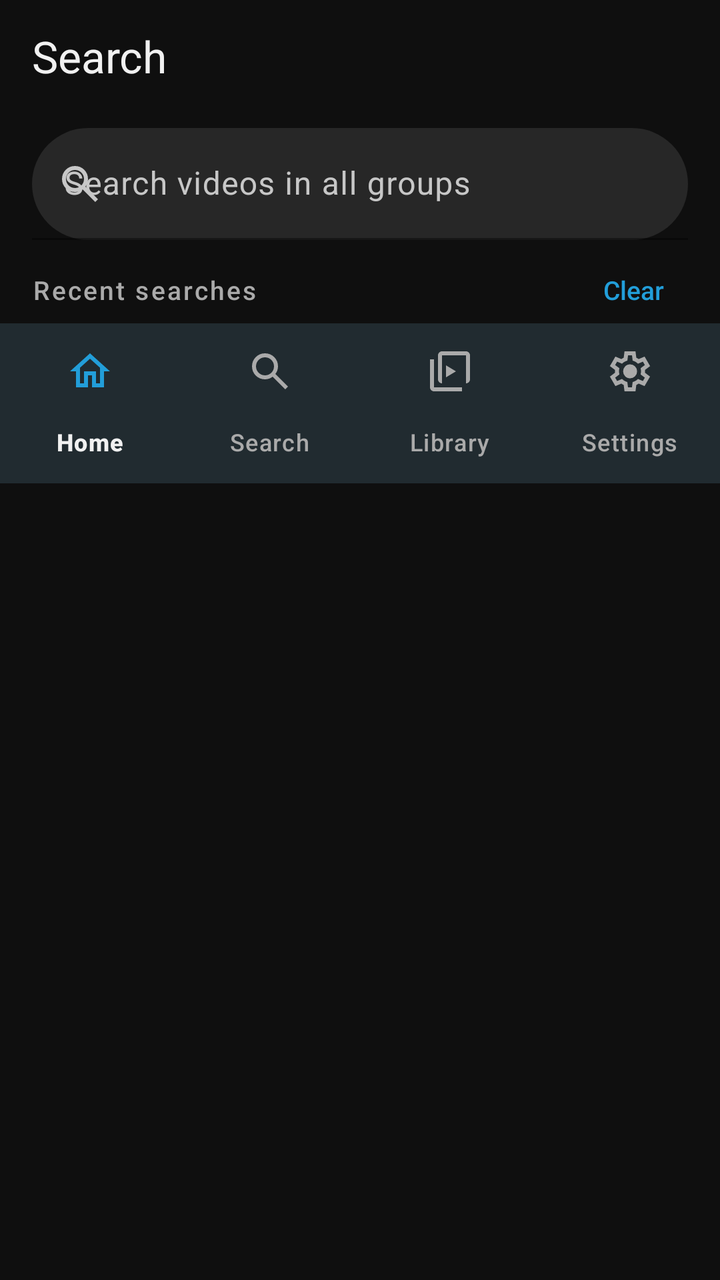
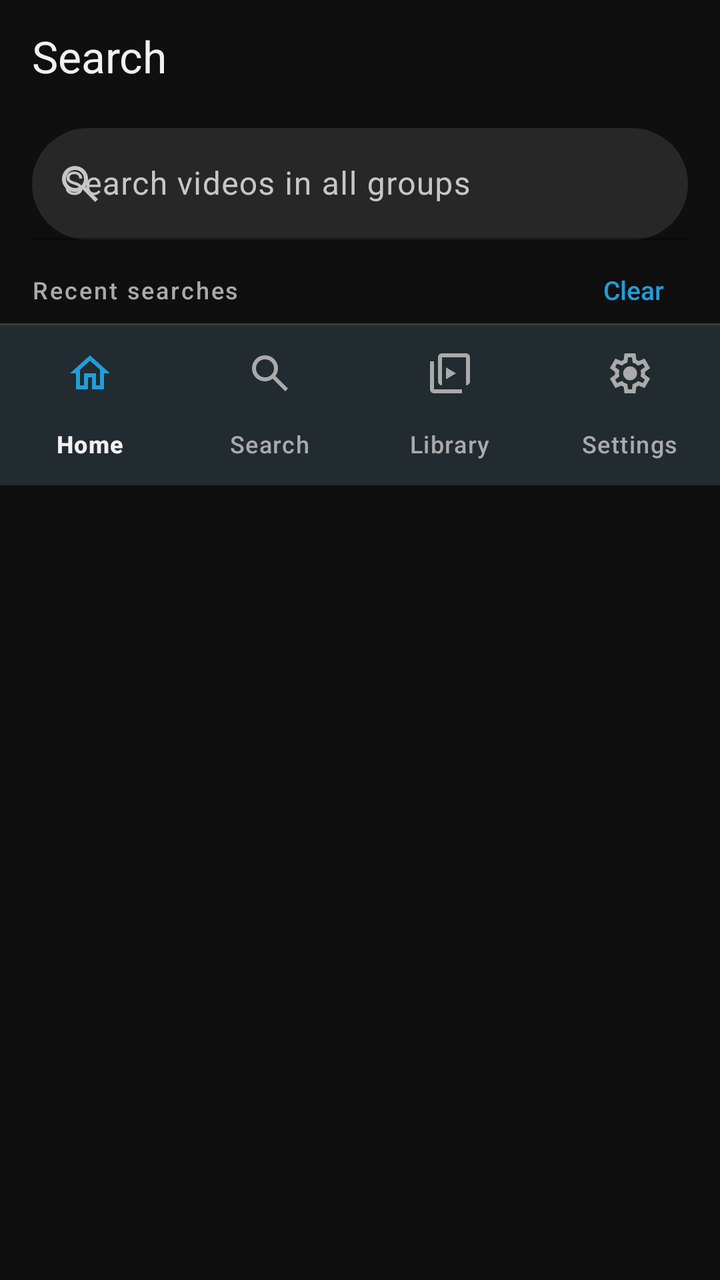

Before-and-after screenshots of an Android layout around one commit, followed by the original layout XML and the change that was made.
<!-- AndroidManifest.xml: application theme Theme.NobiStream -->
<!-- res/layout/activity_search.xml -->
<?xml version="1.0" encoding="utf-8"?>
<LinearLayout xmlns:android="http://schemas.android.com/apk/res/android"
    xmlns:app="http://schemas.android.com/apk/res-auto"
    android:layout_width="match_parent"
    android:layout_height="match_parent"
    android:fitsSystemWindows="true"
    android:orientation="vertical">

    
    <com.google.android.material.appbar.MaterialToolbar
        android:id="@+id/toolbar"
        android:layout_width="match_parent"
        android:layout_height="@dimen/toolbar_height"
        android:background="@color/background"
        app:title="@string/search_title"
        app:titleTextColor="@color/text_primary" />

    <LinearLayout
        android:layout_width="match_parent"
        android:layout_height="wrap_content"
        android:layout_marginStart="@dimen/screen_margin"
        android:layout_marginTop="@dimen/spacing_8"
        android:layout_marginEnd="@dimen/screen_margin"
        android:gravity="center_vertical"
        android:orientation="horizontal">

        <com.google.android.material.textfield.TextInputLayout
            android:id="@+id/searchLayout"
            style="@style/Widget.NobiStream.TextInputLayout.Search"
            android:layout_width="match_parent"
            android:layout_height="@dimen/search_field_height"
            android:hint="@string/search_hint"
            app:startIconDrawable="@drawable/ic_search">

            <com.google.android.material.textfield.TextInputEditText
                android:id="@+id/searchEdit"
                android:layout_width="match_parent"
                android:layout_height="match_parent"
                android:imeOptions="actionSearch"
                android:inputType="text"
                android:maxLines="1" />
        </com.google.android.material.textfield.TextInputLayout>
    </LinearLayout>

    
    <com.google.android.material.chip.Chip
        android:id="@+id/pasteLinkChip"
        style="@style/Widget.NobiStream.Chip.Filter"
        android:layout_width="wrap_content"
        android:layout_height="wrap_content"
        android:layout_marginStart="@dimen/screen_margin"
        android:layout_marginTop="@dimen/spacing_8"
        android:checkable="false"
        android:text="@string/v8_paste_link"
        android:visibility="gone" />

    
    <LinearLayout
        android:id="@+id/recentContainer"
        android:layout_width="match_parent"
        android:layout_height="wrap_content"
        android:orientation="vertical"
        android:paddingTop="@dimen/spacing_8">

        <LinearLayout
            android:layout_width="match_parent"
            android:layout_height="wrap_content"
            android:gravity="center_vertical"
            android:orientation="horizontal"
            android:paddingStart="@dimen/screen_margin"
            android:paddingEnd="@dimen/screen_margin">

            <TextView
                style="@style/Text.NobiStream.SectionHeader"
                android:layout_width="0dp"
                android:layout_height="wrap_content"
                android:layout_weight="1"
                android:text="@string/search_recent" />

            <TextView
                android:id="@+id/recentClearButton"
                android:layout_width="wrap_content"
                android:layout_height="wrap_content"
                android:background="?attr/selectableItemBackground"
                android:fontFamily="sans-serif-medium"
                android:paddingStart="@dimen/spacing_12"
                android:paddingTop="@dimen/spacing_8"
                android:paddingEnd="@dimen/spacing_12"
                android:paddingBottom="@dimen/spacing_8"
                android:text="@string/search_recent_clear"
                android:textColor="@color/primary"
                android:textSize="@dimen/text_action" />
        </LinearLayout>

        <androidx.recyclerview.widget.RecyclerView
            android:id="@+id/recentRecycler"
            android:layout_width="match_parent"
            android:layout_height="wrap_content"
            android:nestedScrollingEnabled="false"
            app:layoutManager="androidx.recyclerview.widget.LinearLayoutManager" />
    </LinearLayout>

    
    
    <FrameLayout
        android:id="@+id/skeletonContainer"
        android:layout_width="match_parent"
        android:layout_height="wrap_content"
        android:clickable="false"
        android:focusable="false"
        android:visibility="gone">

        <GridLayout
            android:id="@+id/skeletonGrid"
            android:layout_width="match_parent"
            android:layout_height="wrap_content"
            android:clickable="false"
            android:focusable="false"
            android:columnCount="1"
            android:paddingStart="@dimen/screen_margin"
            android:paddingEnd="@dimen/screen_margin">

            <include
                layout="@layout/item_skeleton"
                android:layout_width="0dp"
                android:layout_height="wrap_content"
                android:layout_columnWeight="1"
                android:layout_marginHorizontal="6dp"
                android:layout_marginVertical="8dp" />

            <include
                layout="@layout/item_skeleton"
                android:layout_width="0dp"
                android:layout_height="wrap_content"
                android:layout_columnWeight="1"
                android:layout_marginHorizontal="6dp"
                android:layout_marginVertical="8dp" />

            <include
                layout="@layout/item_skeleton"
                android:layout_width="0dp"
                android:layout_height="wrap_content"
                android:layout_columnWeight="1"
                android:layout_marginHorizontal="6dp"
                android:layout_marginVertical="8dp" />

            <include
                layout="@layout/item_skeleton"
                android:layout_width="0dp"
                android:layout_height="wrap_content"
                android:layout_columnWeight="1"
                android:layout_marginHorizontal="6dp"
                android:layout_marginVertical="8dp" />
        </GridLayout>

        <View
            android:id="@+id/shimmerSweep"
            android:layout_width="160dp"
            android:layout_height="match_parent"
            android:background="@drawable/v8_shimmer_sweep"
            android:clickable="false"
            android:focusable="false"
            android:translationX="-160dp" />
    </FrameLayout>

    
    <TextView
        android:id="@+id/resultCount"
        android:layout_width="match_parent"
        android:layout_height="wrap_content"
        android:paddingStart="@dimen/screen_margin"
        android:paddingTop="@dimen/spacing_8"
        android:paddingEnd="@dimen/screen_margin"
        android:textColor="@color/text_secondary"
        android:textSize="@dimen/text_caption"
        android:visibility="gone" />

    <androidx.recyclerview.widget.RecyclerView
        android:id="@+id/resultsRecycler"
        android:layout_width="match_parent"
        android:layout_height="0dp"
        android:layout_weight="1"
        android:clipToPadding="false"
        android:paddingStart="@dimen/screen_margin"
        android:paddingEnd="@dimen/screen_margin"
        android:paddingBottom="@dimen/spacing_8"
        android:visibility="gone" />

    
    <com.nobi.nobistream.ui.components.EmptyStateView
        android:id="@+id/emptyState"
        android:layout_width="match_parent"
        android:layout_height="0dp"
        android:layout_weight="1"
        android:clickable="false"
        android:focusable="false"
        android:visibility="gone" />

    <com.nobi.nobistream.ui.components.ErrorStateView
        android:id="@+id/errorState"
        android:layout_width="match_parent"
        android:layout_height="0dp"
        android:layout_weight="1"
        android:clickable="false"
        android:focusable="false"
        android:visibility="gone" />

    
    <include
        android:id="@+id/bottomNav"
        layout="@layout/layout_bottom_nav"
        android:layout_width="match_parent"
        android:layout_height="wrap_content" />

</LinearLayout>
<!-- res/layout/item_skeleton.xml (included above) -->
<?xml version="1.0" encoding="utf-8"?>
<androidx.constraintlayout.widget.ConstraintLayout xmlns:android="http://schemas.android.com/apk/res/android"
    xmlns:app="http://schemas.android.com/apk/res-auto"
    android:layout_width="match_parent"
    android:layout_height="wrap_content">

    <View
        android:id="@+id/skeletonThumb"
        android:layout_width="0dp"
        android:layout_height="0dp"
        android:background="@drawable/skeleton_bg"
        app:layout_constraintDimensionRatio="16:9"
        app:layout_constraintEnd_toEndOf="parent"
        app:layout_constraintStart_toStartOf="parent"
        app:layout_constraintTop_toTopOf="parent" />

    <View
        android:id="@+id/skeletonTitle"
        android:layout_width="0dp"
        android:layout_height="14dp"
        android:layout_marginTop="@dimen/spacing_8"
        android:background="@drawable/skeleton_bg"
        app:layout_constraintEnd_toEndOf="parent"
        app:layout_constraintStart_toStartOf="parent"
        app:layout_constraintTop_toBottomOf="@id/skeletonThumb" />

    <View
        android:id="@+id/skeletonMeta"
        android:layout_width="120dp"
        android:layout_height="12dp"
        android:layout_marginTop="@dimen/spacing_4"
        android:layout_marginBottom="@dimen/spacing_12"
        android:background="@drawable/skeleton_bg"
        app:layout_constraintBottom_toBottomOf="parent"
        app:layout_constraintStart_toStartOf="parent"
        app:layout_constraintTop_toBottomOf="@id/skeletonTitle" />
</androidx.constraintlayout.widget.ConstraintLayout>
<!-- res/layout/layout_bottom_nav.xml (included above) -->
<?xml version="1.0" encoding="utf-8"?>
<com.google.android.material.bottomnavigation.BottomNavigationView xmlns:android="http://schemas.android.com/apk/res/android"
    xmlns:app="http://schemas.android.com/apk/res-auto"
    android:id="@+id/bottomNav"
    android:layout_width="match_parent"
    android:layout_height="@dimen/nav_bar_height"
    android:background="@color/surface"
    android:fitsSystemWindows="true"
    app:itemActiveIndicatorStyle="@style/Widget.NobiStream.BottomNav.ActiveIndicator"
    app:itemIconTint="@color/nav_icon_tint"
    app:itemTextColor="@color/nav_label_tint"
    app:labelVisibilityMode="labeled"
    app:menu="@menu/bottom_nav" />
<!-- resources referenced by this layout -->
<resources>
  <color name="background">#0F0F0F</color>
  <color name="primary">#229ED9</color>
  <color name="surface">#212121</color>
  <color name="text_primary">#F1F1F1</color>
  <color name="text_secondary">#AAAAAA</color>
  <dimen name="nav_bar_height">80dp</dimen>
  <dimen name="screen_margin">16dp</dimen>
  <dimen name="search_field_height">56dp</dimen>
  <dimen name="spacing_12">12dp</dimen>
  <dimen name="spacing_4">4dp</dimen>
  <dimen name="spacing_8">8dp</dimen>
  <dimen name="text_action">13sp</dimen>
  <dimen name="text_caption">12sp</dimen>
  <dimen name="toolbar_height">56dp</dimen>
  <!-- drawable skeleton_bg (drawable) -->
  <?xml version="1.0" encoding="utf-8"?>
  <shape xmlns:android="http://schemas.android.com/apk/res/android"
      android:shape="rectangle">
      <solid android:color="@color/surface_variant" />
      <corners android:radius="@dimen/corner_thumb" />
  </shape>
  <!-- drawable v8_shimmer_sweep (drawable) -->
  <?xml version="1.0" encoding="utf-8"?>
  <shape xmlns:android="http://schemas.android.com/apk/res/android"
      android:shape="rectangle">
      <gradient
          android:angle="45"
          android:centerColor="#33FFFFFF"
          android:endColor="#00FFFFFF"
          android:startColor="#00FFFFFF"
          android:type="linear" />
  </shape>
  <string name="search_hint">Search videos in all groups</string>
  <string name="search_recent">Recent searches</string>
  <string name="search_recent_clear">Clear</string>
  <string name="search_title">Search</string>
  <string name="v8_paste_link">Paste Telegram link</string>
  <style name="Text.NobiStream.SectionHeader" parent="TextAppearance.Material3.LabelLarge">
          <item name="android:textSize">@dimen/text_action</item>
          <item name="android:textColor">@color/text_secondary</item>
          <item name="android:fontFamily">sans-serif-medium</item>
          <item name="android:letterSpacing">0.08</item>
      </style>
  <style name="Widget.NobiStream.BottomNav.ActiveIndicator" parent="">
          <item name="android:color">@color/nav_indicator</item>
          <item name="android:width">64dp</item>
          <item name="android:height">32dp</item>
          <item name="shapeAppearance">@style/ShapeAppearance.Material3.NavigationBarView.ActiveIndicator</item>
      </style>
  <color name="surface_variant">#272727</color>
  <dimen name="corner_thumb">12dp</dimen>
  <color name="nav_indicator">#33229ED9</color>
  <dimen name="chip_height">36dp</dimen>
  <dimen name="chip_padding">12dp</dimen>
  <dimen name="card_stroke_width">1dp</dimen>
  <dimen name="corner_full">999dp</dimen>
  <color name="primary_dark">#1B7FB8</color>
  <color name="on_surface_variant">#C7C7C7</color>
  <color name="error">#E5484D</color>
  <color name="on_error">#FFFFFF</color>
  <style name="Theme.NobiStream.BottomSheetDialog" parent="ThemeOverlay.Material3.BottomSheetDialog">
          <item name="bottomSheetStyle">@style/Widget.NobiStream.BottomSheet</item>
      </style>
  <color name="outline">#717171</color>
  <dimen name="corner_medium">16dp</dimen>
  <style name="Shape.NobiStream.Dialog" parent="ShapeAppearance.Material3.MediumComponent">
          <item name="cornerFamily">rounded</item>
          <item name="cornerSize">@dimen/corner_dialog</item>
      </style>
  <style name="Widget.NobiStream.Button.Text" parent="Widget.Material3.Button.TextButton">
          <item name="android:minHeight">@dimen/button_height_small</item>
          <item name="android:textColor">@color/primary</item>
      </style>
  <style name="Widget.NobiStream.BottomSheet" parent="Widget.Material3.BottomSheet">
          <item name="backgroundTint">@color/surface</item>
          <item name="shapeAppearance">@style/Shape.NobiStream.BottomSheet</item>
      </style>
  <dimen name="corner_dialog">28dp</dimen>
  <dimen name="button_height_small">48dp</dimen>
  <dimen name="corner_sheet">28dp</dimen>
  <!-- unchanged entries left out for length: 8 -->
</resources>

<!-- the commit's change to res/layout/activity_search.xml (unified diff, before → after) -->
@@ -206,6 +206,11 @@
         android:visibility="gone" />
 
     
+    <View
+        android:layout_width="match_parent"
+        android:layout_height="@dimen/divider_height"
+        android:background="@color/divider" />
+
     <include
         android:id="@+id/bottomNav"
         layout="@layout/layout_bottom_nav"
<!-- resource entries referenced after the edit -->
@@ -1,10 +1,12 @@
 <!-- resources referenced by this layout -->
 <resources>
   <color name="background">#0F0F0F</color>
+  <color name="divider">#3D3D3D</color>
   <color name="primary">#229ED9</color>
   <color name="surface">#212121</color>
   <color name="text_primary">#F1F1F1</color>
   <color name="text_secondary">#AAAAAA</color>
+  <dimen name="divider_height">1dp</dimen>
   <dimen name="nav_bar_height">80dp</dimen>
   <dimen name="screen_margin">16dp</dimen>
   <dimen name="search_field_height">56dp</dimen>
@@ -38,7 +40,8 @@
   <string name="search_title">Search</string>
   <string name="v8_paste_link">Paste Telegram link</string>
   <style name="Text.NobiStream.SectionHeader" parent="TextAppearance.Material3.LabelLarge">
-          <item name="android:textSize">@dimen/text_action</item>
+          
+          <item name="android:textSize">@dimen/text_caption</item>
           <item name="android:textColor">@color/text_secondary</item>
           <item name="android:fontFamily">sans-serif-medium</item>
           <item name="android:letterSpacing">0.08</item>
